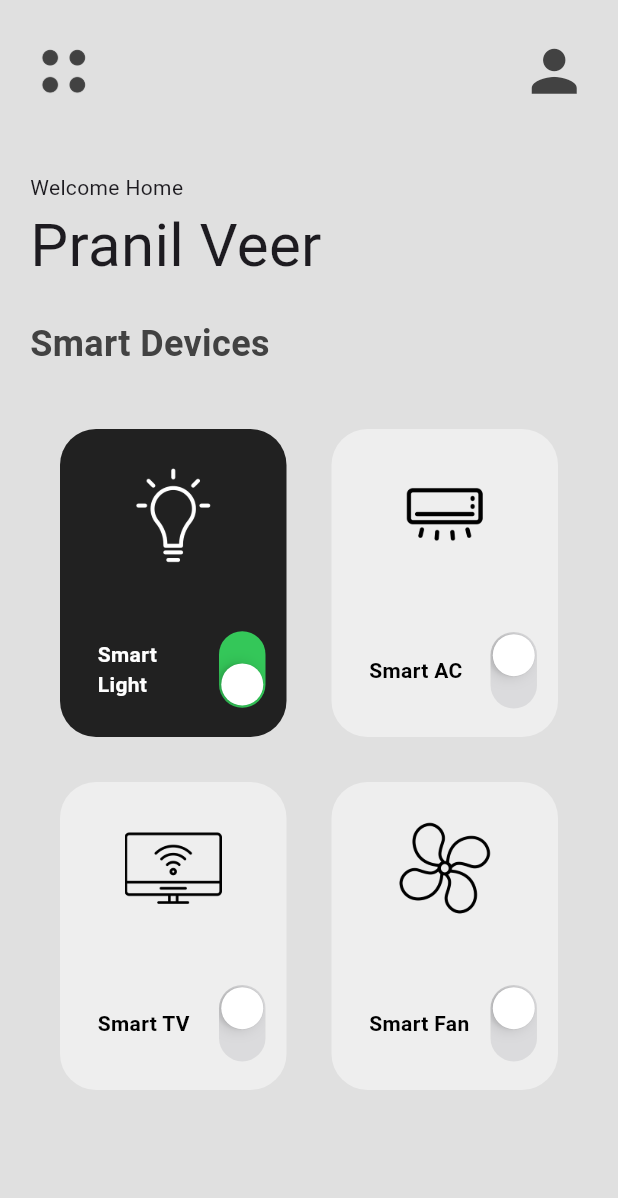
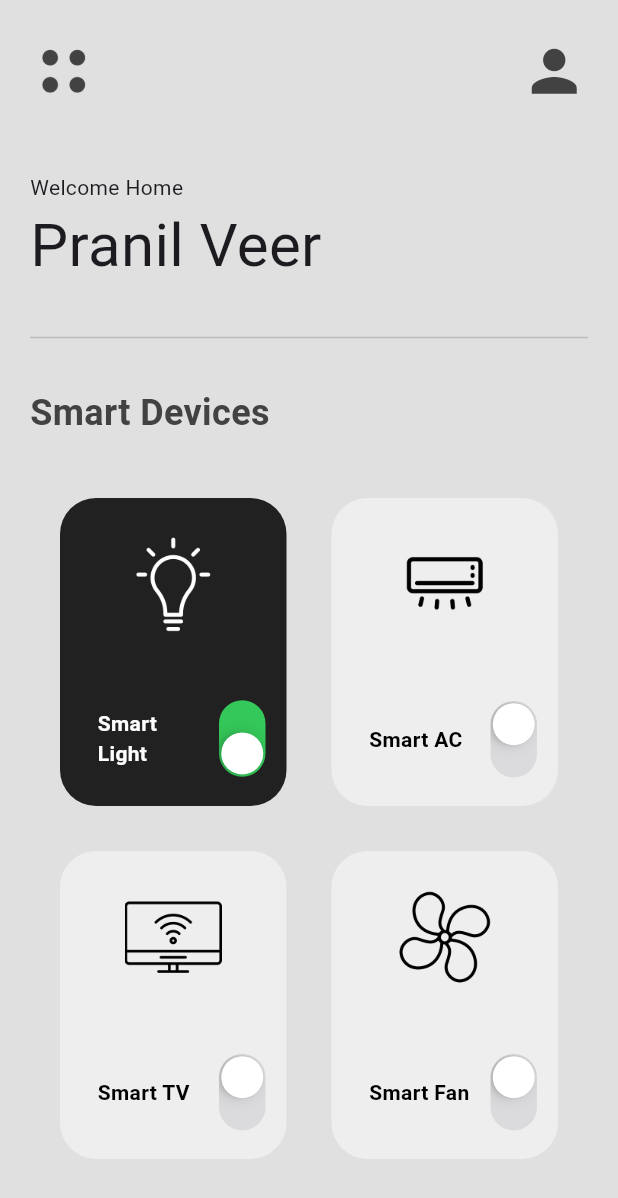
Before and after one commit to pranilveer/Modern_Smart_Home_UI, a Flutter app: the screen it shows after launch, on a phone screen of 412 x 824 dp. Shown: the top 1198 px of the screen. Run offline on Flutter 3.47's test engine with Material 3 defaults, Android fonts, the light colour scheme and no system bars.

Commit message:
FInal Changes

```diff
--- a/lib/pages/home_page.dart
+++ b/lib/pages/home_page.dart
@@ -22,13 +22,11 @@ class _HomePageState extends State<HomePage> {
     ["Smart Fan", "lib/icons/fan.png", false]
   ];
 
-
-void powerSwitchChanged(bool value, int index) {
-  setState(() {
-    mySmartDevices[index][2]= value;
-  });
-}
-
+  void powerSwitchChanged(bool value, int index) {
+    setState(() {
+      mySmartDevices[index][2] = value;
+    });
+  }
 
   @override
   Widget build(BuildContext context) {
@@ -75,7 +73,17 @@ void powerSwitchChanged(bool value, int index) {
               ),
             ),
 
-            const SizedBox(height: 20),
+            const SizedBox(height: 25),
+
+            Padding(
+              padding: EdgeInsets.symmetric(horizontal: horizontalPadding),
+              child: Divider(
+                color: Colors.grey[400],
+                thickness: 1,
+              ),
+            ),
+
+            const SizedBox(height: 25),
 
             Padding(
               padding: EdgeInsets.symmetric(horizontal: horizontalPadding),
@@ -86,11 +94,12 @@ void powerSwitchChanged(bool value, int index) {
                   fontSize: 24,
                   color: Colors.grey[800],
                 ),
-                ),
+              ),
             ),
             Expanded(
                 child: GridView.builder(
                     itemCount: mySmartDevices.length,
+                    physics: const NeverScrollableScrollPhysics(),
                     padding: const EdgeInsets.all(25),
                     gridDelegate:
                         const SliverGridDelegateWithFixedCrossAxisCount(
```
